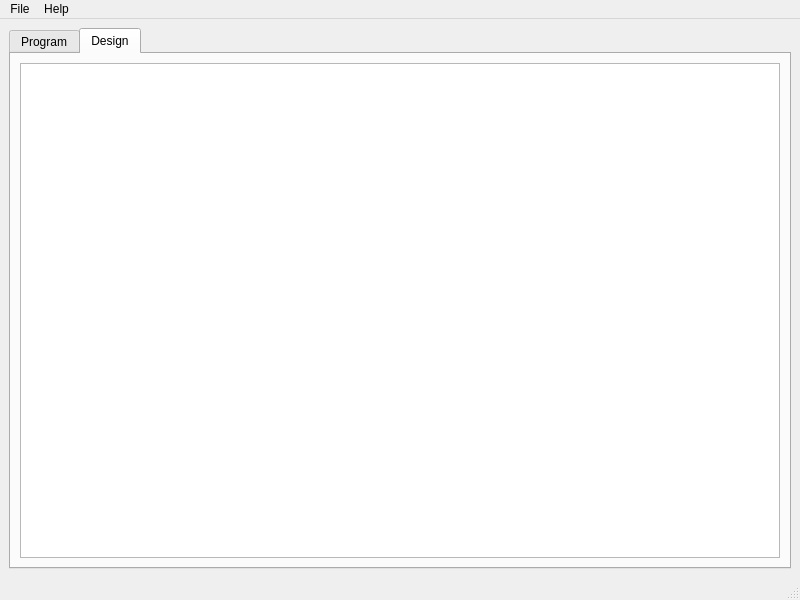
This is GUI/src/mainwindow.ui in eric5512/VDAS as Qt 5 draws it before an edit. The edited form follows.
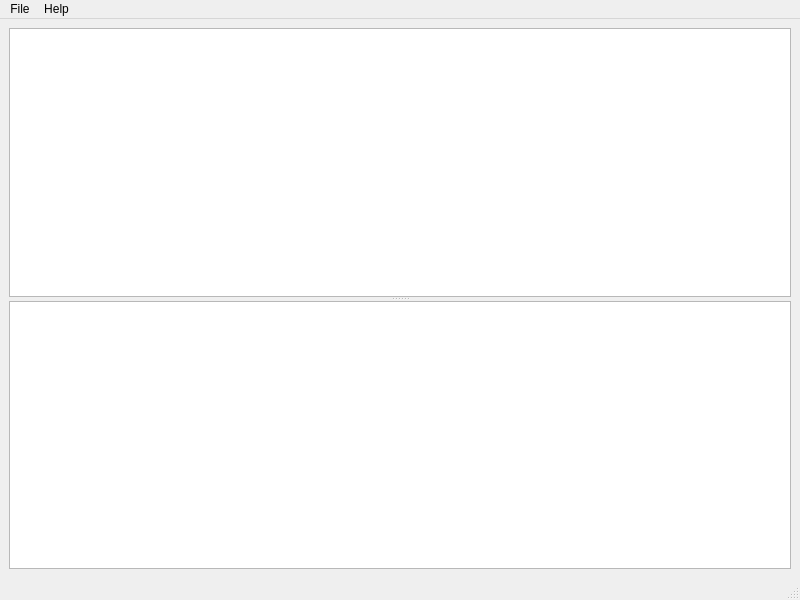
This is the edited form.

Diff of the .ui file:
```diff
--- a/GUI/src/mainwindow.ui
+++ b/GUI/src/mainwindow.ui
@@ -14,34 +14,17 @@
    <string>MainWindow</string>
   </property>
   <widget class="QWidget" name="centralwidget">
-   <layout class="QGridLayout" name="gridLayout_2">
+   <layout class="QGridLayout" name="gridLayout">
     <item row="0" column="0">
-     <widget class="QTabWidget" name="tabWidget">
-      <property name="currentIndex">
-       <number>1</number>
+     <widget class="QSplitter" name="splitter">
+      <property name="orientation">
+       <enum>Qt::Vertical</enum>
       </property>
-      <widget class="QWidget" name="tabProgram">
-       <attribute name="title">
-        <string>Program</string>
-       </attribute>
-       <layout class="QVBoxLayout" name="verticalLayout_5"/>
-      </widget>
-      <widget class="QWidget" name="tabDesign">
-       <attribute name="title">
-        <string>Design</string>
-       </attribute>
-       <layout class="QVBoxLayout" name="verticalLayout_4">
-        <item>
-         <layout class="QGridLayout" name="gridLayout">
-          <item row="0" column="0">
-           <layout class="QGridLayout" name="gridLayout_3"/>
-          </item>
-          <item row="1" column="0">
-           <widget class="QGraphicsView" name="graphicsDesignView"/>
-          </item>
-         </layout>
-        </item>
-       </layout>
+      <widget class="QTextEdit" name="program"/>
+      <widget class="QTextEdit" name="output">
+       <property name="readOnly">
+        <bool>true</bool>
+       </property>
       </widget>
      </widget>
     </item>
```
Left out of the diff: 16 changed lines with no effect on the pictures.
